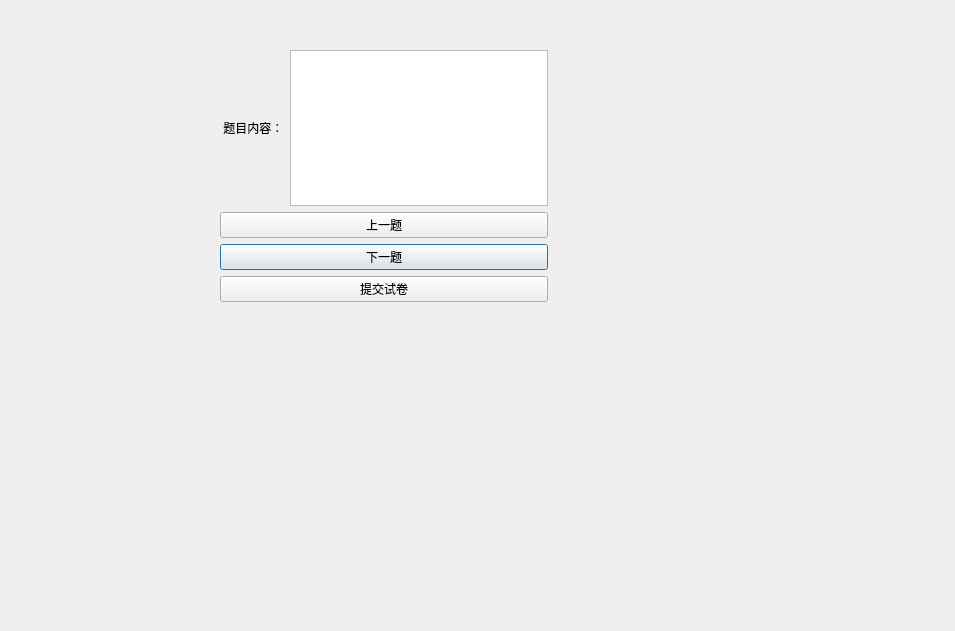
Qt form ExamDialog.ui (XinChengWu6/QtAutoExamSystem) before a commit.
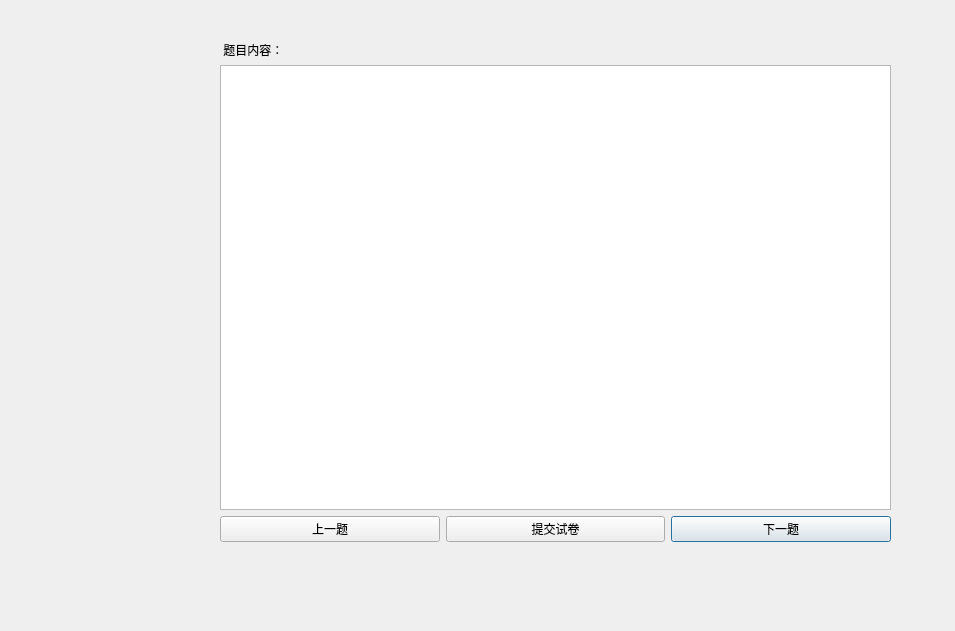
The same form after that commit.

Patch:
```diff
--- a/ExamDialog.ui
+++ b/ExamDialog.ui
@@ -17,14 +17,14 @@
    <property name="geometry">
     <rect>
      <x>220</x>
-     <y>50</y>
-     <width>328</width>
-     <height>252</height>
+     <y>41</y>
+     <width>671</width>
+     <height>501</height>
     </rect>
    </property>
    <layout class="QVBoxLayout" name="verticalLayout">
     <item>
-     <layout class="QHBoxLayout" name="horizontalLayout">
+     <layout class="QVBoxLayout" name="verticalLayout_2">
       <item>
        <widget class="QLabel" name="questionLabel">
         <property name="text">
@@ -36,10 +36,7 @@
        <widget class="QListWidget" name="answerWidget"/>
       </item>
       <item>
-       <layout class="QHBoxLayout" name="horizontalLayout_2"/>
-      </item>
-     </layout>
-    </item>
+       <layout class="QHBoxLayout" name="horizontalLayout">
     <item>
      <widget class="QPushButton" name="prevButton">
       <property name="text">
@@ -47,6 +44,13 @@
       </property>
      </widget>
     </item>
+        <item>
+         <widget class="QPushButton" name="submitButton">
+          <property name="text">
+           <string>提交试卷</string>
+          </property>
+         </widget>
+        </item>
     <item>
      <widget class="QPushButton" name="nextButton">
       <property name="text">
@@ -57,12 +61,9 @@
       </property>
      </widget>
     </item>
-    <item>
-     <widget class="QPushButton" name="submitButton">
-      <property name="text">
-       <string>提交试卷</string>
-      </property>
-     </widget>
+       </layout>
+      </item>
+     </layout>
     </item>
    </layout>
   </widget>
```
Lines whose indentation alone changed are shown as unchanged.
